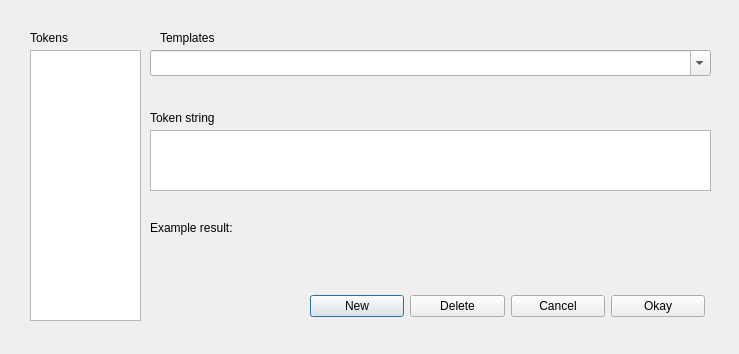
Qt form tokendlg.ui (towhee/Winnow64) before a commit.
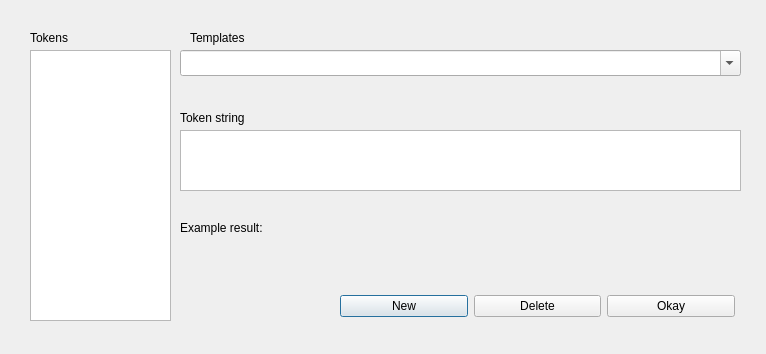
The same form after that commit. Custom widgets are drawn as their Qt base class.

The edit to the form file:
```diff
--- a/tokendlg.ui
+++ b/tokendlg.ui
@@ -6,7 +6,7 @@
    <rect>
     <x>0</x>
     <y>0</y>
-    <width>739</width>
+    <width>766</width>
     <height>354</height>
    </rect>
   </property>
@@ -21,7 +21,7 @@
     <rect>
      <x>30</x>
      <y>50</y>
-     <width>111</width>
+     <width>141</width>
      <height>271</height>
     </rect>
    </property>
@@ -29,7 +29,7 @@
   <widget class="TokenEdit" name="tokenEdit">
    <property name="geometry">
     <rect>
-     <x>150</x>
+     <x>180</x>
      <y>130</y>
      <width>561</width>
      <height>61</height>
@@ -60,7 +60,7 @@
   <widget class="QLabel" name="label_2">
    <property name="geometry">
     <rect>
-     <x>150</x>
+     <x>180</x>
      <y>110</y>
      <width>91</width>
      <height>16</height>
@@ -73,7 +73,7 @@
   <widget class="QLabel" name="label_3">
    <property name="geometry">
     <rect>
-     <x>150</x>
+     <x>180</x>
      <y>220</y>
      <width>141</width>
      <height>16</height>
@@ -86,7 +86,7 @@
   <widget class="QLabel" name="resultLbl">
    <property name="geometry">
     <rect>
-     <x>150</x>
+     <x>180</x>
      <y>240</y>
      <width>551</width>
      <height>16</height>
@@ -99,7 +99,7 @@
   <widget class="QComboBox" name="templatesCB">
    <property name="geometry">
     <rect>
-     <x>150</x>
+     <x>180</x>
      <y>50</y>
      <width>561</width>
      <height>26</height>
@@ -112,7 +112,7 @@
   <widget class="QLabel" name="label_4">
    <property name="geometry">
     <rect>
-     <x>160</x>
+     <x>190</x>
      <y>30</y>
      <width>91</width>
      <height>16</height>
@@ -125,7 +125,7 @@
   <widget class="QWidget" name="layoutWidget">
    <property name="geometry">
     <rect>
-     <x>310</x>
+     <x>340</x>
      <y>290</y>
      <width>395</width>
      <height>32</height>
@@ -146,13 +146,6 @@
       </property>
      </widget>
     </item>
-    <item>
-     <widget class="QPushButton" name="cancelBtn">
-      <property name="text">
-       <string>Cancel</string>
-      </property>
-     </widget>
-    </item>
     <item>
      <widget class="QPushButton" name="okBtn">
       <property name="text">
```
